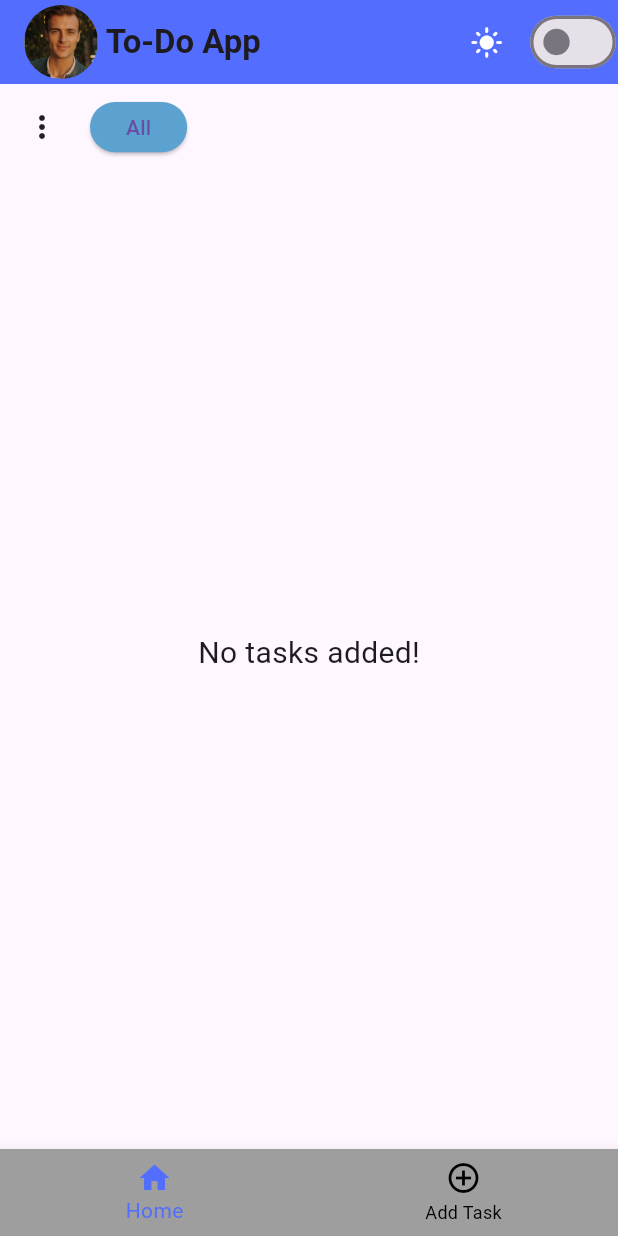
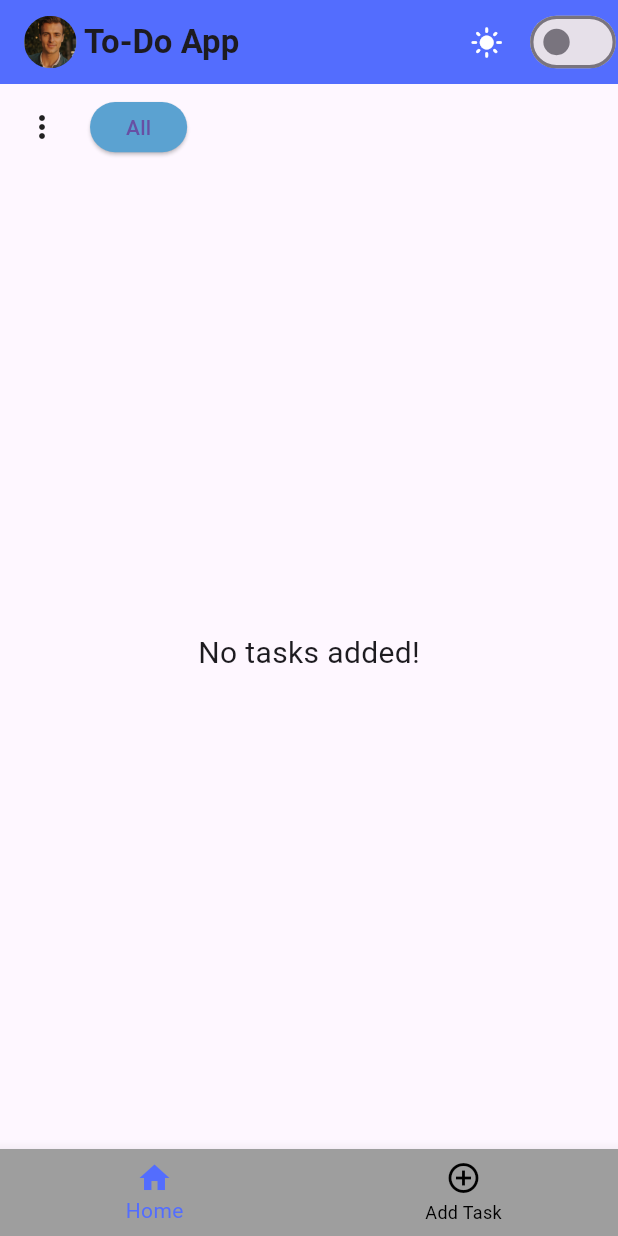
Before and after one commit to vinayparihar26/To_Do_App_Flutter, a Flutter app: the screen it shows after launch, on a phone screen of 412 x 824 dp. Run offline on Flutter 3.47's test engine with Material 3 defaults, Android fonts, the phone set to English and light mode, and no system bars; our stand-ins replace hive, hive_flutter; accounts and stored records are empty.

Commit message:
#Made changes

```diff
--- a/lib/features/screen/home.dart
+++ b/lib/features/screen/home.dart
@@ -47,8 +47,8 @@ class _HomeState extends State<Home> {
             ClipOval(
               child: Image.asset(
                 'assets/images/profile.png',
-                width: 0.12*getWidth(context),
-                height: 0.06*getHeight(context),
+                width: 35,
+                height: 35,
                 fit: BoxFit.cover,
               ),
             ),
```
